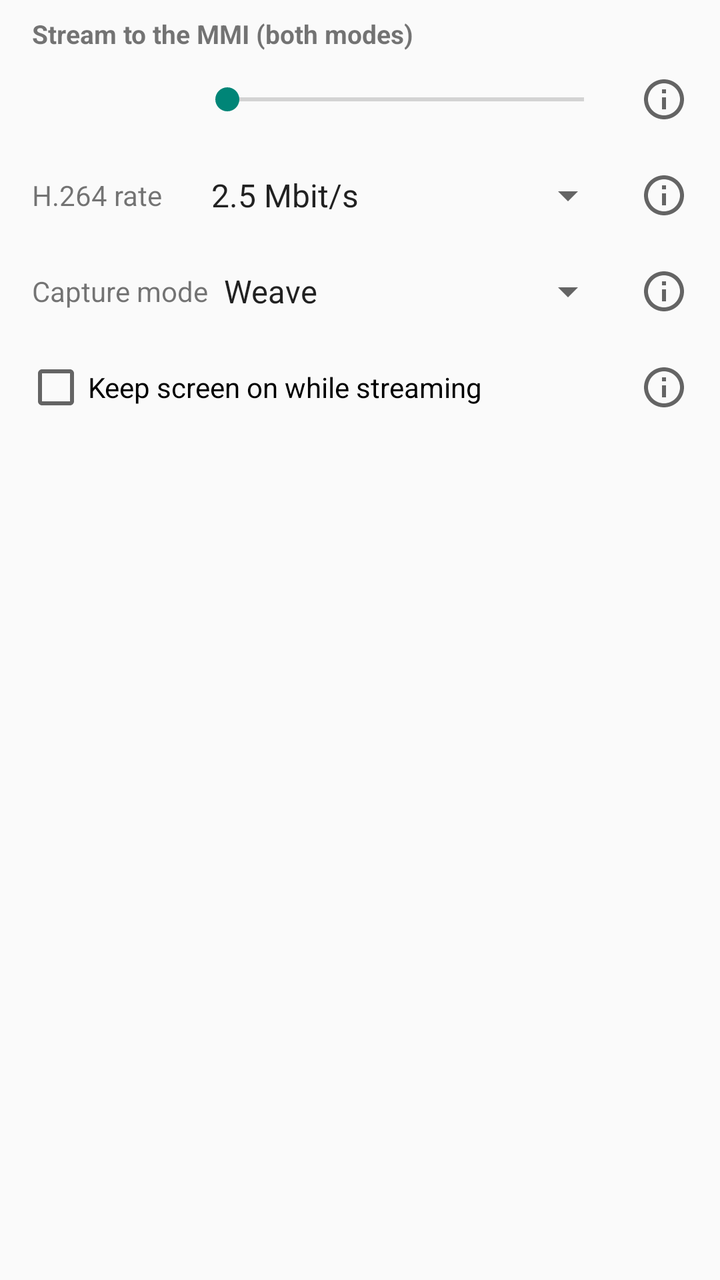
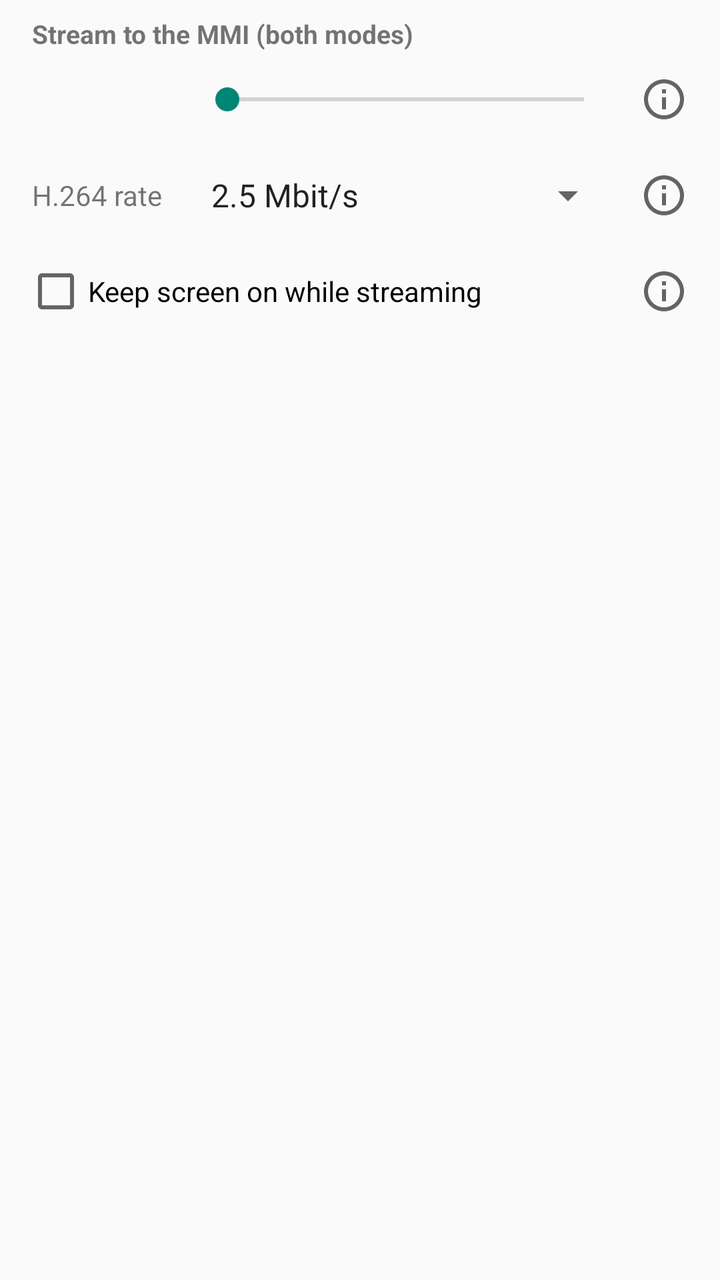

Before-and-after screenshots of an Android layout around one commit, followed by the original layout XML and the change that was made.
<!-- AndroidManifest.xml: application theme android:Theme.Material.Light.DarkActionBar -->
<!-- res/layout/stream_options.xml -->
<?xml version="1.0" encoding="utf-8"?>
<LinearLayout xmlns:android="http://schemas.android.com/apk/res/android"
    android:layout_width="match_parent"
    android:layout_height="wrap_content"
    android:orientation="vertical">

    <TextView
        android:layout_width="match_parent"
        android:layout_height="wrap_content"
        android:paddingStart="16dp"
        android:paddingTop="8dp"
        android:paddingEnd="16dp"
        android:text="@string/stream_options"
        android:textSize="13sp"
        android:textStyle="bold" />

    <LinearLayout style="@style/OptionRow">

        <TextView
            android:id="@+id/fps_label"
            android:layout_width="wrap_content"
            android:layout_height="wrap_content"
            android:minEms="5"
            android:textSize="14sp" />

        <SeekBar
            android:id="@+id/fps"
            android:layout_width="0dp"
            android:layout_height="wrap_content"
            android:layout_weight="1" />

        <ImageButton
            android:id="@+id/info_fps"
            style="@style/InfoButton" />
    </LinearLayout>

    <LinearLayout style="@style/OptionRow">

        <TextView
            android:layout_width="wrap_content"
            android:layout_height="wrap_content"
            android:minEms="5"
            android:text="@string/bit_rate"
            android:textSize="14sp" />

        <Spinner
            android:id="@+id/bit_rate"
            android:layout_width="0dp"
            android:layout_height="wrap_content"
            android:layout_weight="1"
            android:entries="@array/bit_rates" />

        <ImageButton
            android:id="@+id/info_bit_rate"
            style="@style/InfoButton" />
    </LinearLayout>

    <LinearLayout style="@style/OptionRow">

        <TextView
            android:layout_width="wrap_content"
            android:layout_height="wrap_content"
            android:minEms="5"
            android:text="@string/vcap_mode"
            android:textSize="14sp" />

        <Spinner
            android:id="@+id/vcap_mode"
            android:layout_width="0dp"
            android:layout_height="wrap_content"
            android:layout_weight="1"
            android:entries="@array/vcap_modes" />

        <ImageButton
            android:id="@+id/info_vcap_mode"
            style="@style/InfoButton" />
    </LinearLayout>

    <LinearLayout
        style="@style/OptionRow"
        android:paddingStart="12dp">

        <CheckBox
            android:id="@+id/keep_screen_on"
            android:layout_width="0dp"
            android:layout_height="wrap_content"
            android:layout_weight="1"
            android:text="@string/keep_screen_on" />

        <ImageButton
            android:id="@+id/info_keep_screen_on"
            style="@style/InfoButton" />
    </LinearLayout>
</LinearLayout>
<!-- resources referenced by this layout -->
<resources>
  <string-array name="bit_rates">
          <item>2.5 Mbit/s</item>
          <item>4 Mbit/s</item>
          <item>6 Mbit/s</item>
      </string-array>
  <string-array name="vcap_modes">
          <item>Weave</item>
          <item>Odd only</item>
      </string-array>
  <string name="bit_rate">H.264 rate</string>
  <string name="keep_screen_on">Keep screen on while streaming</string>
  <string name="stream_options">Stream to the MMI (both modes)</string>
  <string name="vcap_mode">Capture mode</string>
  <style name="InfoButton">
          <item name="android:layout_width">48dp</item>
          <item name="android:layout_height">48dp</item>
          <item name="android:background">?android:attr/selectableItemBackgroundBorderless</item>
          <item name="android:padding">12dp</item>
          <item name="android:src">@drawable/ic_info</item>
      </style>
  <style name="OptionRow">
          <item name="android:layout_width">match_parent</item>
          <item name="android:layout_height">wrap_content</item>
          <item name="android:gravity">center_vertical</item>
          <item name="android:orientation">horizontal</item>
          <item name="android:paddingStart">16dp</item>
          <item name="android:paddingEnd">4dp</item>
      </style>
  <!-- drawable ic_info (drawable) -->
  <?xml version="1.0" encoding="utf-8"?>
  <vector xmlns:android="http://schemas.android.com/apk/res/android"
      android:width="24dp"
      android:height="24dp"
      android:tint="?android:attr/textColorSecondary"
      android:viewportWidth="24"
      android:viewportHeight="24">
      <path
          android:fillColor="#FFFFFFFF"
          android:pathData="M11,7h2v2h-2zM11,11h2v6h-2zM12,2C6.48,2 2,6.48 2,12s4.48,10 10,10 10,-4.48 10,-10S17.52,2 12,2zM12,20c-4.41,0 -8,-3.59 -8,-8s3.59,-8 8,-8 8,3.59 8,8 -3.59,8 -8,8z" />
  </vector>
</resources>

<!-- the commit's change to res/layout/stream_options.xml (unified diff, before → after) -->
@@ -55,27 +55,6 @@
             style="@style/InfoButton" />
     </LinearLayout>
 
-    <LinearLayout style="@style/OptionRow">
-
-        <TextView
-            android:layout_width="wrap_content"
-            android:layout_height="wrap_content"
-            android:minEms="5"
-            android:text="@string/vcap_mode"
-            android:textSize="14sp" />
-
-        <Spinner
-            android:id="@+id/vcap_mode"
-            android:layout_width="0dp"
-            android:layout_height="wrap_content"
-            android:layout_weight="1"
-            android:entries="@array/vcap_modes" />
-
-        <ImageButton
-            android:id="@+id/info_vcap_mode"
-            style="@style/InfoButton" />
-    </LinearLayout>
-
     <LinearLayout
         style="@style/OptionRow"
         android:paddingStart="12dp">
<!-- resource entries referenced after the edit -->
@@ -5,14 +5,9 @@
           <item>4 Mbit/s</item>
           <item>6 Mbit/s</item>
       </string-array>
-  <string-array name="vcap_modes">
-          <item>Weave</item>
-          <item>Odd only</item>
-      </string-array>
   <string name="bit_rate">H.264 rate</string>
   <string name="keep_screen_on">Keep screen on while streaming</string>
   <string name="stream_options">Stream to the MMI (both modes)</string>
-  <string name="vcap_mode">Capture mode</string>
   <style name="InfoButton">
           <item name="android:layout_width">48dp</item>
           <item name="android:layout_height">48dp</item>
